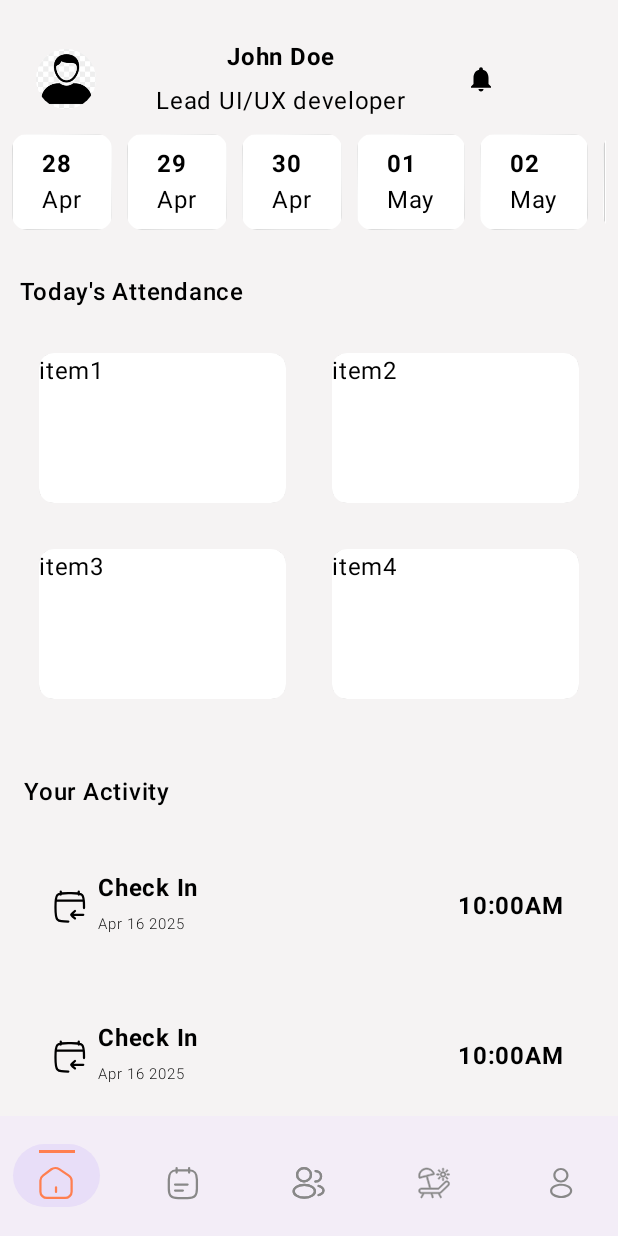
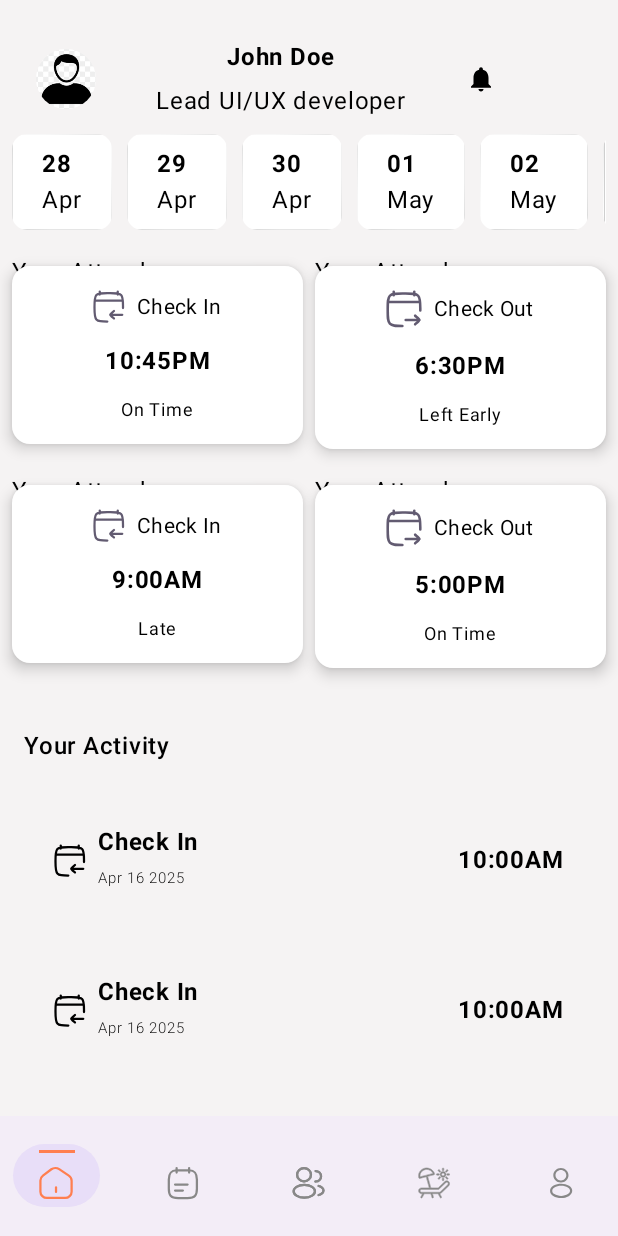
Before and after one commit to snoppycoder/StaffSync-Employee-Attendance-Leave-Manager, an Android app built with Jetpack Compose: the screen it shows after launch (MainActivity), on a phone screen of 412 x 824 dp. Run offline under Robolectric (Android 15) with nearby library versions, the phone set to English and light mode, and no system bars.

Commit message:
Edited the layout of the attendance grid

```diff
--- a/app/src/main/java/com/example/figma_replicate/ui/component/AttendanceGrid.kt
+++ b/app/src/main/java/com/example/figma_replicate/ui/component/AttendanceGrid.kt
@@ -1,5 +1,6 @@
 package com.example.figma_replicate.ui.component
 
+import com.example.figma_replicate.R
 import androidx.compose.foundation.layout.padding
 import androidx.compose.material3.Text
 import androidx.compose.runtime.Composable
@@ -7,74 +8,113 @@ import androidx.compose.ui.Modifier
 import androidx.compose.foundation.layout.*
 import androidx.compose.ui.unit.dp
 import androidx.compose.ui.graphics.Color
-import androidx.compose.foundation.background
-import androidx.compose.foundation.layout.Box
+import androidx.compose.foundation.layout.Arrangement
 import androidx.compose.foundation.layout.Column
 import androidx.compose.foundation.layout.Spacer
-import androidx.compose.foundation.layout.height
 import androidx.compose.foundation.lazy.grid.*
-import androidx.compose.foundation.shape.RoundedCornerShape
-import androidx.compose.ui.draw.clip
-import androidx.compose.ui.draw.shadow
+import androidx.compose.material3.Card
+import androidx.compose.material3.CardDefaults
+import androidx.compose.material3.Icon
+import androidx.compose.material3.MaterialTheme
+import androidx.compose.ui.Alignment
+import androidx.compose.ui.res.painterResource
 import androidx.compose.ui.text.font.FontWeight
+
+@Composable()
+fun AttendanceCard(
+    status: String,
+    time: String,
+    task: String
+){
+    Box(
+        modifier = Modifier.fillMaxWidth()
+    ){
+        Text("Your Attendance")
+
+    }
+
+
+    Card(
+        modifier = Modifier
+            .fillMaxWidth()
+            .padding(vertical = 8.dp),
+        elevation = CardDefaults.cardElevation(defaultElevation = 6.dp),
+        shape = MaterialTheme.shapes.medium,
+        colors = CardDefaults.cardColors(containerColor = Color.White)
+    ){
+        Column(
+            modifier = Modifier.fillMaxWidth()
+                .padding(8.dp),
+            verticalArrangement = Arrangement.spacedBy(8.dp)
+        ){
+            Row(
+                modifier = Modifier.fillMaxWidth()
+                    .padding(8.dp),
+                horizontalArrangement = Arrangement.Center,
+                verticalAlignment = Alignment.CenterVertically
+            ) {
+                Icon(
+                    painter = if (status.lowercase().replace(" ", "") == "checkin")
+                        painterResource(id = R.drawable.ic_checkin_)
+                    else
+                        painterResource(id = R.drawable.ic_checkout),
+                    contentDescription = status
+                )
+                Spacer(modifier = Modifier.width(8.dp))
+                Text(
+                    text = status,
+                    style = MaterialTheme.typography.bodyMedium,color = Color.Black
+                )
+            }
+            Row(
+                modifier = Modifier
+                    .fillMaxWidth()
+
+                , horizontalArrangement = Arrangement.Center
+
+            ){
+                Text(time, style = MaterialTheme.typography.bodyLarge, color = Color.Black,fontWeight= FontWeight.Bold)
+
+            }
+            Row(
+                modifier = Modifier.fillMaxWidth()
+                    .padding(8.dp)
+                ,horizontalArrangement = Arrangement.Center
+            ){
+                Text(task, style = MaterialTheme.typography.bodySmall, color = Color.Black)
+
+            }
+        }
+
+    }
+}
 
 @Composable
 
-fun Attendance() {
 
-    val checkIns = listOf("item1", "item2", "item3", "item4")
+fun AttendanceGrid() {
+    val attendanceList = listOf(
+        Triple("Check In", "10:45PM", "On Time"),
+        Triple("Check Out", "6:30PM", "Left Early"),
+        Triple("Check In", "9:00AM", "Late"),
+        Triple("Check Out", "5:00PM", "On Time")
+    )
+    LazyVerticalGrid(
+        columns = GridCells.Fixed(2),
+        contentPadding = PaddingValues(8.dp),
+        verticalArrangement = Arrangement.spacedBy(8.dp),
+        horizontalArrangement = Arrangement.spacedBy(8.dp),
 
-    Column(
-        modifier = Modifier
-            .fillMaxWidth()
-            .padding(5.dp)
     ) {
-        Spacer(modifier = Modifier.height(8.dp))
-        Box(
-            modifier = Modifier
-                .fillMaxWidth()
-                .padding(
-                8.dp
-            )
-        ){
-            Text(text = "Today's Attendance", fontWeight = FontWeight.SemiBold)
+        items(attendanceList.size) { item ->
+            val (status, time, task) = attendanceList[item]
+            AttendanceCard(status, time, task)
+
         }
 
-        LazyVerticalGrid (
-            columns = GridCells.Fixed(2),
-            modifier = Modifier
-                .fillMaxWidth()
-                .padding(5.dp)
-
-
-
-        ) {
-            items(checkIns) { check ->
-                Box(modifier =
-
-                    Modifier
-                        .padding(15.dp)
-                        .size(100.dp)
-                        .clip(RoundedCornerShape(10.dp))
-                        .shadow(
-                            elevation = 1.dp,
-                            clip = false
-                        )
-                        .background(Color.White))
+    }
 
 
 
 
-                {
-
-                    Text(text=check)
-                }
-
-
-            }
-
-
-
-        }
-    }
 }
--- a/app/src/main/java/com/example/figma_replicate/ui/component/LeaveTeamLeave.kt
+++ b/app/src/main/java/com/example/figma_replicate/ui/component/LeaveTeamLeave.kt
@@ -66,19 +66,26 @@ fun LeaveTeamLeave(
                     painter = painterResource(id = R.drawable.profile),
                     contentDescription = "Profile picture"
                 )
-                Spacer(modifier = Modifier.width(12.dp))
+
+
                 Column(
-                    horizontalAlignment = Alignment.CenterHorizontally // Center name and designation
+                    modifier = Modifier
+                        .weight(1f)
+                        .fillMaxWidth(),
+
+                    horizontalAlignment = Alignment.CenterHorizontally
+
                 ) {
                     Text(
                         text = name,
                         style = MaterialTheme.typography.bodyLarge,
-                        fontWeight = FontWeight.ExtraBold
+                        fontWeight = FontWeight.ExtraBold,
+                        color = Color.Black
                     )
                     Text(
                         text = designation,
                         style = MaterialTheme.typography.bodyMedium,
-                        color = Color.Gray
+                        color = Color.Black
                     )
                 }
             }
@@ -95,7 +102,7 @@ fun LeaveTeamLeave(
                     fontWeight = FontWeight.Bold
                 )
                 Text(
-                    text = "Apply Days\n$applyDays",
+                    text = "Apply Days $applyDays",
                     style = MaterialTheme.typography.bodySmall,
                     fontWeight = FontWeight.Bold
                 )
--- a/app/src/main/java/com/example/figma_replicate/ui/component/ListOfActivities.kt
+++ b/app/src/main/java/com/example/figma_replicate/ui/component/ListOfActivities.kt
@@ -19,7 +19,7 @@ fun ListOfActivity() {
     Column(
         modifier = Modifier
             .fillMaxWidth()
-            .verticalScroll(rememberScrollState()) // Enable scrolling
+            .verticalScroll(rememberScrollState())
             .padding(16.dp),
         verticalArrangement = Arrangement.spacedBy(12.dp)
     ) {
--- a/app/src/main/java/com/example/figma_replicate/ui/screen/HomeScreen.kt
+++ b/app/src/main/java/com/example/figma_replicate/ui/screen/HomeScreen.kt
@@ -61,7 +61,7 @@ fun HomeScreen() {
                             .fillMaxWidth()
 //                            .background(Color(0xFFF2F2F2))
                     ) {
-                        Attendance()
+                        AttendanceGrid()
                         ListOfActivity()
                     }
                 }
--- /dev/null
+++ b/app/src/main/res/drawable/ic_checkout.xml
@@ -0,0 +1,5 @@
+<vector xmlns:android="http://schemas.android.com/apk/res/android" android:height="25.142857dp" android:viewportHeight="22" android:viewportWidth="21" android:width="24dp">
+
+    <path android:fillColor="#00000000" android:pathData="M9.55,21C5.52,21 3.504,21 2.252,19.646C1,18.293 1,16.114 1,11.756V11.243C1,6.886 1,4.707 2.252,3.353C3.504,2 5.52,2 9.55,2H11.45C15.48,2 17.496,2 18.748,3.354C19.927,4.628 19.996,6.634 20,10.5V12M19.5,17.5H11.5M19.5,17.5C19.5,18.2 17.506,19.509 17,20M19.5,17.5C19.5,16.8 17.506,15.491 17,15M16.5,1V3M4.5,1V3M1.5,7H19.5" android:strokeColor="#FF7F50" android:strokeLineCap="round" android:strokeLineJoin="round" android:strokeWidth="1.5"/>
+
+</vector>
```
